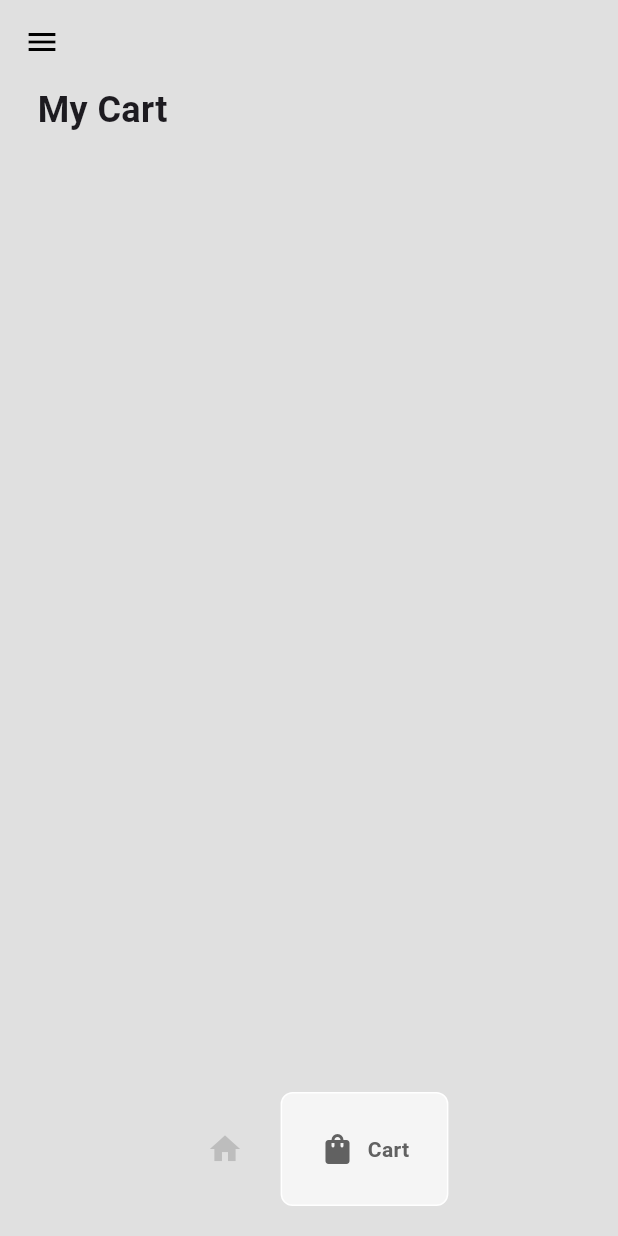
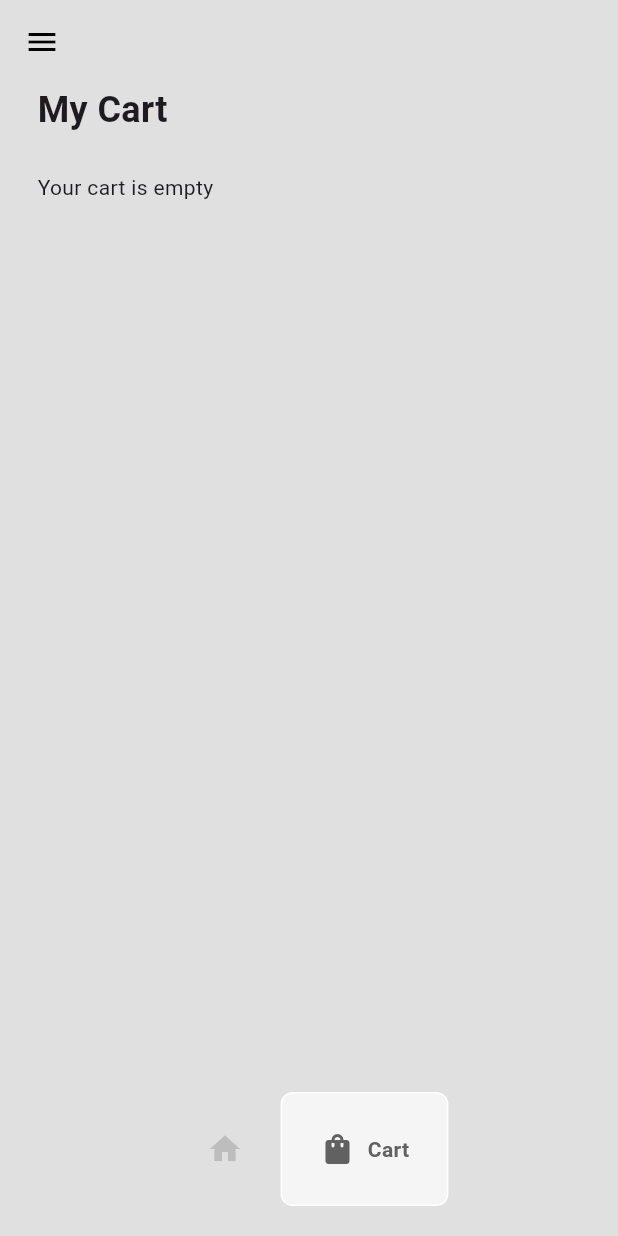
Before and after one commit to takumade/sneaker, a Flutter app: the ProductsPage screen opened directly, item 2 of the bottom bar chosen, on a phone screen of 412 x 824 dp. Run offline on Flutter 3.47's test engine with Material 3 defaults, Android fonts, the phone set to English and light mode, and no system bars; drawn by our look-alikes of google_nav_bar.

Commit message:
Add your cart is emoty textt

```diff
--- a/lib/pages/cart_page.dart
+++ b/lib/pages/cart_page.dart
@@ -28,9 +28,7 @@ class _CartPageState extends State<CartPage> {
 
             const SizedBox(height: 25,),
 
-            Expanded(child:
-
-            ListView.builder(
+            Expanded(child: value.getUserCart().isEmpty ? Text("Your cart is empty") :   ListView.builder(
               itemCount: value.getUserCart().length,
               itemBuilder:(context, index) {
                 Shoe individualShoe = value.getUserCart()[index];
```
